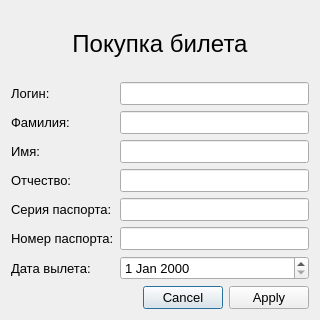
BelousovAD/IS-Airport, file buyticketdialog.ui: the form before one commit.
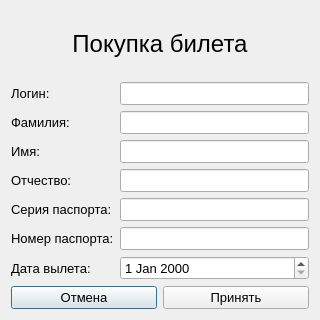
The form after the commit.

```diff
--- a/buyticketdialog.ui
+++ b/buyticketdialog.ui
@@ -109,14 +109,22 @@
     </layout>
    </item>
    <item>
-    <widget class="QDialogButtonBox" name="buttonBox">
-     <property name="orientation">
-      <enum>Qt::Horizontal</enum>
-     </property>
-     <property name="standardButtons">
-      <set>QDialogButtonBox::Apply|QDialogButtonBox::Cancel</set>
-     </property>
-    </widget>
+    <layout class="QHBoxLayout" name="horizontalLayout">
+     <item>
+      <widget class="QPushButton" name="rejectButton">
+       <property name="text">
+        <string>Отмена</string>
+       </property>
+      </widget>
+     </item>
+     <item>
+      <widget class="QPushButton" name="acceptButton">
+       <property name="text">
+        <string>Принять</string>
+       </property>
+      </widget>
+     </item>
+    </layout>
    </item>
   </layout>
  </widget>
```
Left out of the diff: 35 changed lines with no effect on the pictures.
